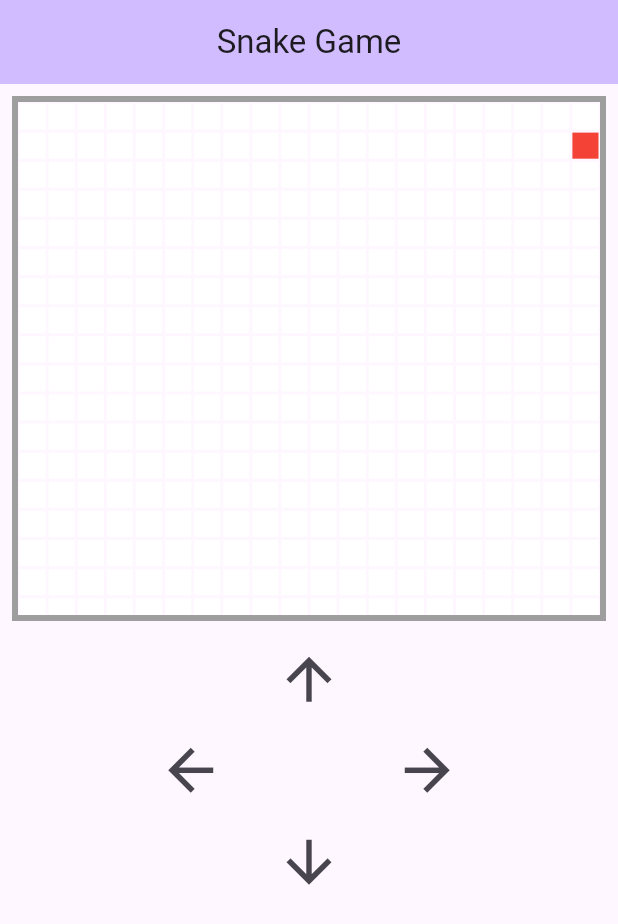
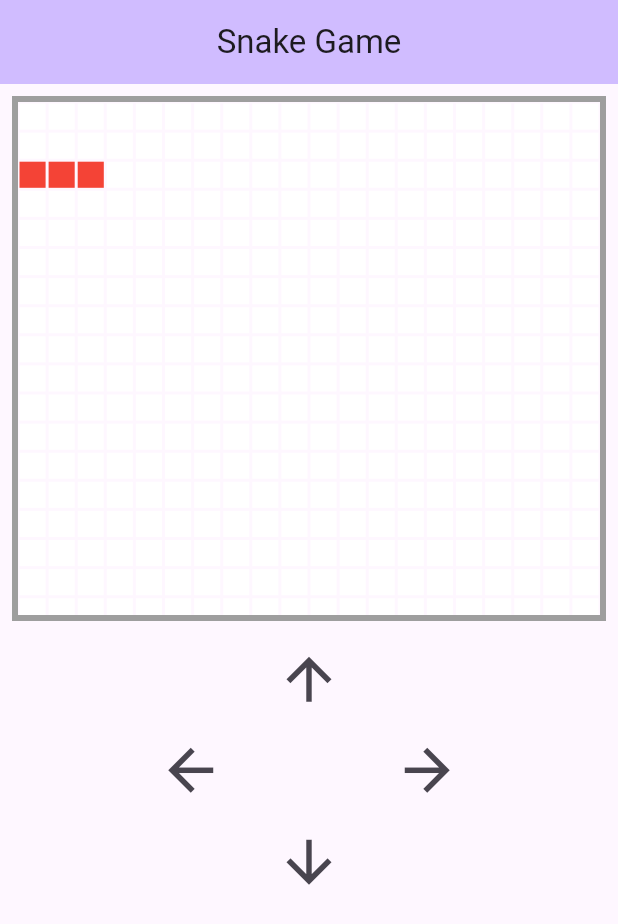
Before and after one commit to Muhammed-Ayad/snake_game, a Flutter app: the screen it shows after launch, on a phone screen of 412 x 824 dp. Shown: the top 924 px of the screen. Run offline on Flutter 3.47's test engine with Material 3 defaults, Android fonts, the phone set to English and light mode, and no system bars.

Commit message:
create snakes list

```diff
--- a/lib/main.dart
+++ b/lib/main.dart
@@ -31,6 +31,7 @@ class MyHomePage extends StatefulWidget {
 class _MyHomePageState extends State<MyHomePage> {
   int snake = 0;
   int moveTo = 1;
+  List<int> snakes = [];
 
   @override
   void initState() {
@@ -38,6 +39,7 @@ class _MyHomePageState extends State<MyHomePage> {
     Timer.periodic(const Duration(milliseconds: 200), (_) {
       setState(() {
         snake = snake == 400 ? 0 : snake + moveTo;
+        snakes = [snake + moveTo, snake + moveTo + 1, snake + moveTo + 2];
       });
     });
   }
@@ -73,7 +75,7 @@ class _MyHomePageState extends State<MyHomePage> {
                     margin: const EdgeInsets.all(1.0),
                     width: 15.0,
                     height: 15.0,
-                    color: index == snake ? Colors.red : Colors.white,
+                    color: snakes.contains(index) ? Colors.red : Colors.white,
                   ),
                 ),
               ),
```
